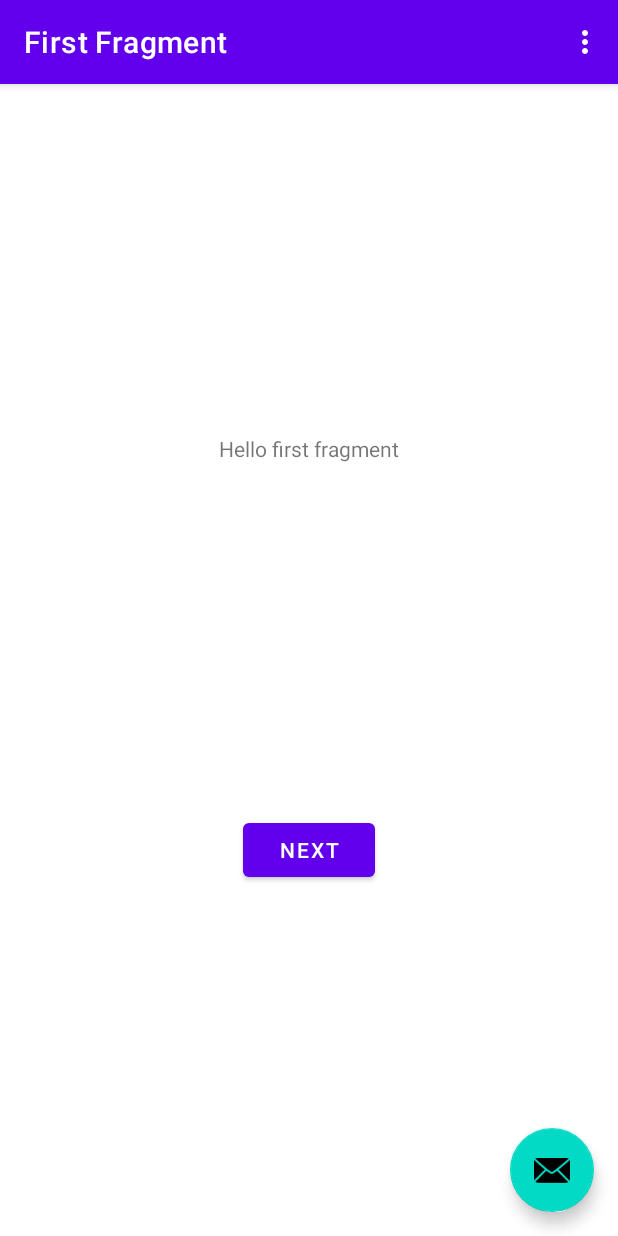
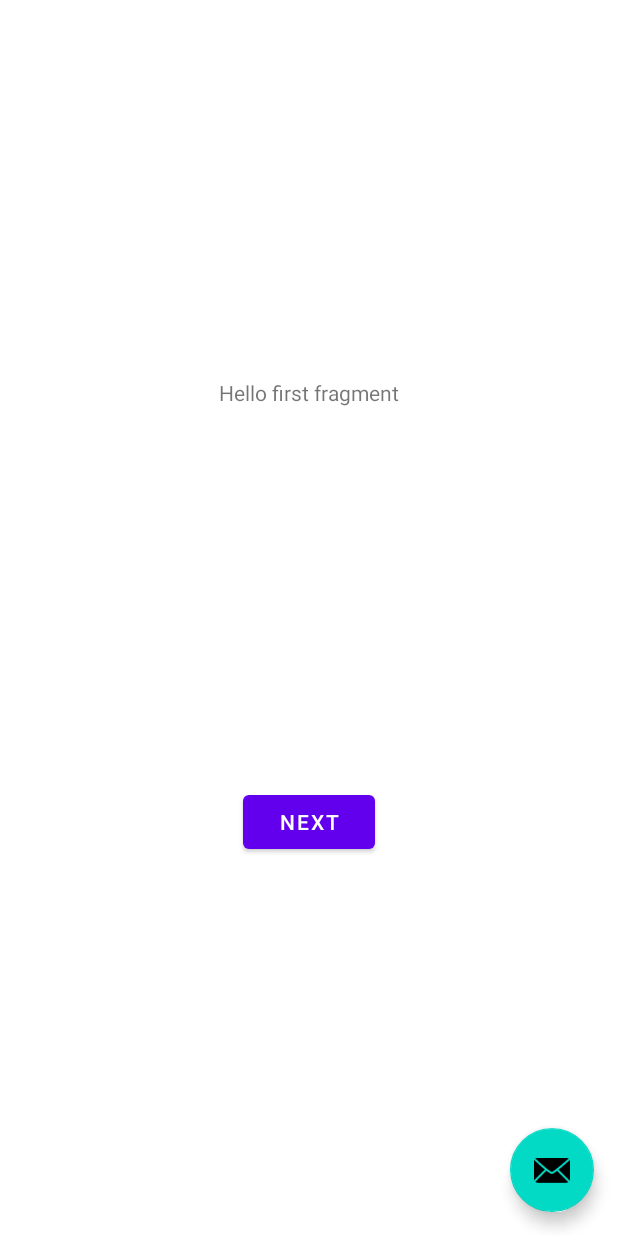
Before and after one commit to AhmadjAziz/Drinks-Ahoy, an Android app: the screen it shows after launch (MainActivity), on a phone screen of 412 x 824 dp. Run offline under Robolectric (Android 15) with nearby library versions, the phone set to English and light mode, and no system bars; our stand-ins replace navigation-ui.

Commit message:
Removing tool bar
Remove toolbar from the Main Activity.

```diff
--- a/app/src/main/java/com/example/drinksahoy/MainActivity.kt
+++ b/app/src/main/java/com/example/drinksahoy/MainActivity.kt
@@ -22,11 +22,6 @@ class MainActivity : AppCompatActivity() {
         binding = ActivityMainBinding.inflate(layoutInflater)
         setContentView(binding.root)
 
-        setSupportActionBar(binding.toolbar)
-
-        val navController = findNavController(R.id.nav_host_fragment_content_main)
-        appBarConfiguration = AppBarConfiguration(navController.graph)
-        setupActionBarWithNavController(navController, appBarConfiguration)
 
         binding.fab.setOnClickListener { view ->
             Snackbar.make(view, "Replace with your own action", Snackbar.LENGTH_LONG)
--- a/app/src/main/res/layout/activity_main.xml
+++ b/app/src/main/res/layout/activity_main.xml
@@ -9,16 +9,7 @@
     <com.google.android.material.appbar.AppBarLayout
         android:layout_width="match_parent"
         android:layout_height="wrap_content"
-        android:theme="@style/Theme.DrinksAhoy.AppBarOverlay">
-
-        <androidx.appcompat.widget.Toolbar
-            android:id="@+id/toolbar"
-            android:layout_width="match_parent"
-            android:layout_height="?attr/actionBarSize"
-            android:background="?attr/colorPrimary"
-            app:popupTheme="@style/Theme.DrinksAhoy.PopupOverlay" />
-
-    </com.google.android.material.appbar.AppBarLayout>
+        android:theme="@style/Theme.DrinksAhoy.AppBarOverlay"/>
 
     <include layout="@layout/content_main" />
 
```
